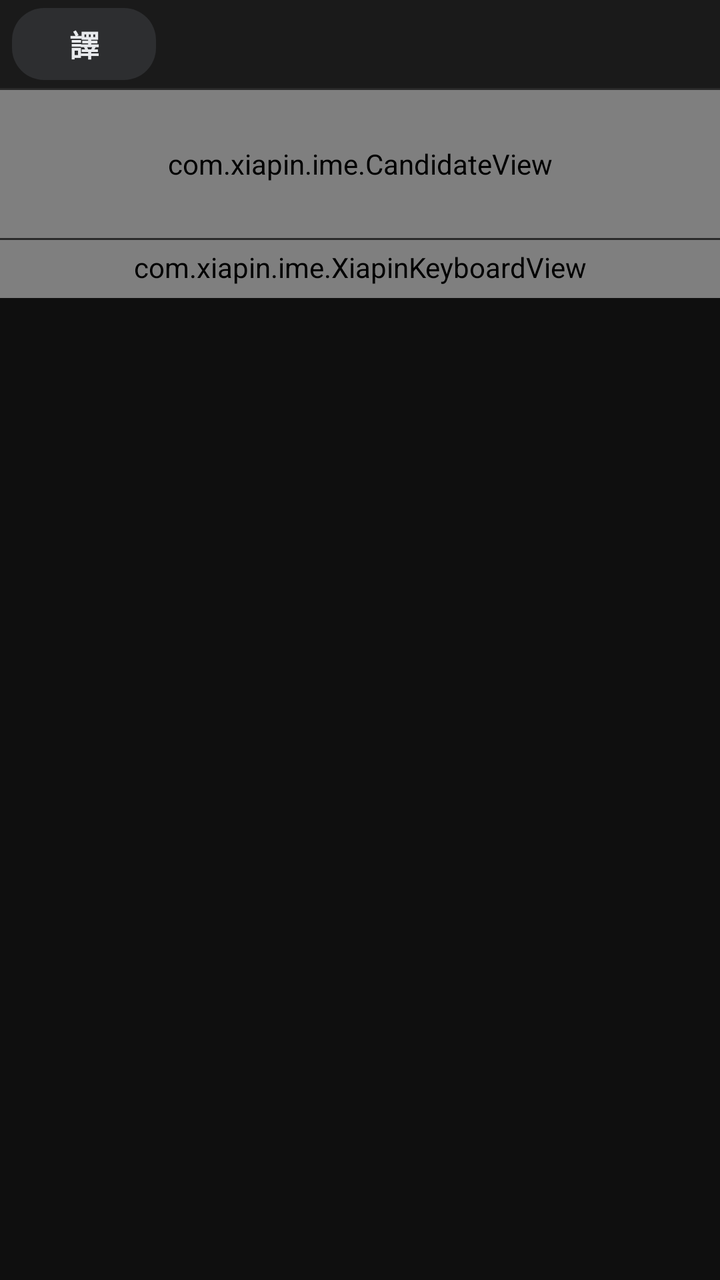
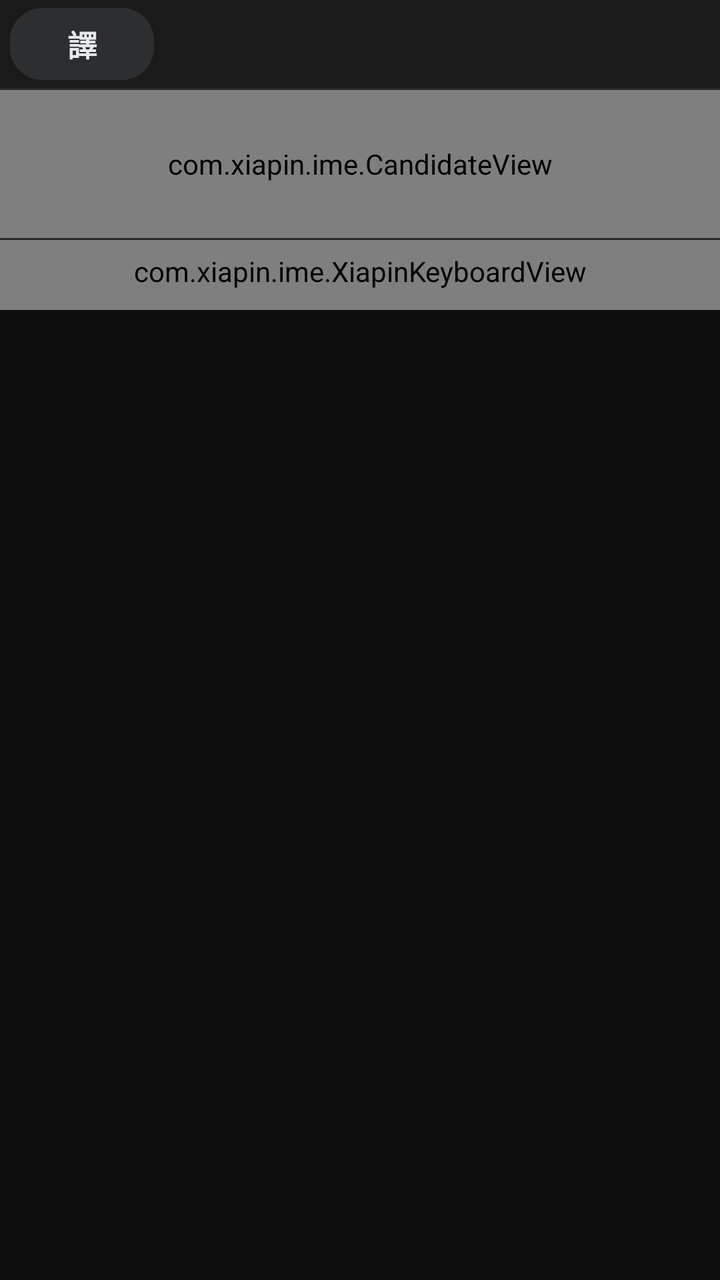

Screens rendered from an Android XML layout before and after an edit, with the pre-edit source and the edit as a unified diff.
<!-- AndroidManifest.xml: fallback theme Theme.MaterialComponents.DayNight.NoActionBar -->
<!-- res/layout/input_view.xml -->
<?xml version="1.0" encoding="utf-8"?>
<LinearLayout xmlns:android="http://schemas.android.com/apk/res/android"
    android:layout_width="match_parent"
    android:layout_height="wrap_content"
    android:orientation="vertical"
    android:background="#0f0f0f">

    
    <LinearLayout
        android:id="@+id/feature_bar"
        android:layout_width="match_parent"
        android:layout_height="44dp"
        android:orientation="horizontal"
        android:gravity="center_vertical"
        android:background="#1a1a1a"
        android:paddingStart="6dp"
        android:paddingEnd="6dp">

        <TextView
            android:id="@+id/btn_translate"
            android:layout_width="wrap_content"
            android:layout_height="36dp"
            android:minWidth="72dp"
            android:minHeight="40dp"
            android:gravity="center"
            android:paddingStart="16dp"
            android:paddingEnd="16dp"
            android:text="譯"
            android:textSize="15sp"
            android:textStyle="bold"
            android:textColor="#E8EAED"
            android:background="@drawable/feature_btn_bg"
            android:clickable="true"
            android:focusable="true" />

        <TextView
            android:id="@+id/btn_lang_pair"
            android:layout_width="wrap_content"
            android:layout_height="32dp"
            android:layout_marginStart="6dp"
            android:minWidth="52dp"
            android:gravity="center"
            android:paddingStart="10dp"
            android:paddingEnd="10dp"
            android:text="→英"
            android:textSize="13sp"
            android:textColor="#9AA0A6"
            android:background="@drawable/feature_btn_bg"
            android:clickable="true"
            android:focusable="true"
            android:visibility="gone" />

        <TextView
            android:id="@+id/txt_translate_hint"
            android:layout_width="0dp"
            android:layout_height="match_parent"
            android:layout_weight="1"
            android:layout_marginStart="8dp"
            android:gravity="center_vertical"
            android:singleLine="true"
            android:ellipsize="end"
            android:textSize="12sp"
            android:textColor="#9AA0A6"
            android:visibility="gone" />
<TextView
            android:id="@+id/btn_translate_settings"
            android:layout_width="wrap_content"
            android:layout_height="32dp"
            android:minWidth="40dp"
            android:gravity="center"
            android:paddingStart="8dp"
            android:paddingEnd="8dp"
            android:layout_marginEnd="4dp"
            android:text="設定"
            android:textSize="12sp"
            android:textColor="#9AA0A6"
            android:background="@drawable/feature_btn_bg"
            android:clickable="true"
            android:focusable="true"
            android:visibility="gone" />

        <TextView
            android:id="@+id/btn_clear_source"
            android:layout_width="wrap_content"
            android:layout_height="32dp"
            android:minWidth="40dp"
            android:gravity="center"
            android:paddingStart="8dp"
            android:paddingEnd="8dp"
            android:text="清空"
            android:textSize="12sp"
            android:textColor="#F28B82"
            android:background="@drawable/feature_btn_bg"
            android:clickable="true"
            android:focusable="true"
            android:visibility="gone" />
    </LinearLayout>

    
    <LinearLayout
        android:id="@+id/translate_panel"
        android:layout_width="match_parent"
        android:layout_height="wrap_content"
        android:orientation="vertical"
        android:background="#121820"
        android:visibility="gone">

        
        <LinearLayout
            android:id="@+id/translate_source_row"
            android:layout_width="match_parent"
            android:layout_height="wrap_content"
            android:minHeight="48dp"
            android:orientation="horizontal"
            android:gravity="center_vertical"
            android:paddingStart="8dp"
            android:paddingEnd="8dp"
            android:paddingTop="6dp"
            android:paddingBottom="6dp">

            <TextView
                android:layout_width="40dp"
                android:layout_height="wrap_content"
                android:text="原文"
                android:textSize="11sp"
                android:textColor="#A08040"
                android:textStyle="bold" />

            <EditText
                android:id="@+id/txt_translate_source"
                android:layout_width="0dp"
                android:layout_height="wrap_content"
                android:minHeight="40dp"
                android:layout_weight="1"
                android:background="@drawable/translate_edit_bg"
                android:paddingStart="12dp"
                android:paddingEnd="12dp"
                android:paddingTop="8dp"
                android:paddingBottom="8dp"
                android:gravity="center_vertical|start"
                android:textSize="16sp"
                android:textColor="#FFCC00"
                android:textColorHint="#806820"
                android:textStyle="bold"
                android:hint="在此輸入原文…"
                android:singleLine="false"
                android:maxLines="3"
                android:inputType="textMultiLine|textNoSuggestions"
                android:imeOptions="flagNoExtractUi|flagNoFullscreen|actionDone"
                android:importantForAutofill="no"
                android:focusable="true"
                android:focusableInTouchMode="true"
                android:cursorVisible="true"
                android:textCursorDrawable="@null" />

            <TextView
                android:id="@+id/btn_send_source"
                android:layout_width="wrap_content"
                android:layout_height="40dp"
                android:minWidth="64dp"
                android:layout_marginStart="8dp"
                android:gravity="center"
                android:paddingStart="12dp"
                android:paddingEnd="12dp"
                android:text="送原文"
                android:textSize="13sp"
                android:textStyle="bold"
                android:textColor="#202124"
                android:background="@drawable/feature_btn_primary"
                android:clickable="true"
                android:focusable="true" />
        </LinearLayout>

        <View
            android:layout_width="match_parent"
            android:layout_height="1dp"
            android:background="#2a3540" />

        
        <LinearLayout
            android:layout_width="match_parent"
            android:layout_height="44dp"
            android:orientation="horizontal"
            android:gravity="center_vertical"
            android:paddingStart="6dp"
            android:paddingEnd="4dp">

            <TextView
                android:layout_width="40dp"
                android:layout_height="wrap_content"
                android:layout_marginStart="4dp"
                android:text="譯文"
                android:textSize="11sp"
                android:textColor="#5B9BFF"
                android:textStyle="bold" />

            <HorizontalScrollView
                android:layout_width="0dp"
                android:layout_height="match_parent"
                android:layout_weight="1"
                android:scrollbars="none"
                android:fillViewport="false"
                android:overScrollMode="never">

                <LinearLayout
                    android:id="@+id/translate_result_row"
                    android:layout_width="wrap_content"
                    android:layout_height="match_parent"
                    android:orientation="horizontal"
                    android:gravity="center_vertical"
                    android:paddingEnd="8dp" />
            </HorizontalScrollView>
        </LinearLayout>
    </LinearLayout>

    <View
        android:layout_width="match_parent"
        android:layout_height="1dp"
        android:background="#2a2a2a" />

    <com.xiapin.ime.CandidateView
        android:id="@+id/candidates"
        android:layout_width="match_parent"
        android:layout_height="74dp" />

    <View
        android:layout_width="match_parent"
        android:layout_height="1dp"
        android:background="#2a2a2a" />

    <com.xiapin.ime.XiapinKeyboardView
        android:id="@+id/keyboard"
        android:layout_width="match_parent"
        android:layout_height="wrap_content"
        android:keyBackground="@drawable/key_bg_selector"
        android:keyTextColor="#f2f2f2"
        android:keyTextSize="18sp"
        android:background="#1c1c1c"
        android:paddingTop="4dp"
        android:paddingBottom="6dp"
        android:paddingStart="6dp"
        android:paddingEnd="6dp"
        android:shadowRadius="0"
        android:shadowColor="#00000000" />
</LinearLayout>
<!-- resources referenced by this layout -->
<resources>
  <!-- drawable feature_btn_bg (drawable) -->
  <?xml version="1.0" encoding="utf-8"?>
  <selector xmlns:android="http://schemas.android.com/apk/res/android">
      <item android:state_pressed="true">
          <shape android:shape="rectangle">
              <solid android:color="#3c4043" />
              <corners android:radius="16dp" />
          </shape>
      </item>
      <item>
          <shape android:shape="rectangle">
              <solid android:color="#2d2e30" />
              <corners android:radius="16dp" />
          </shape>
      </item>
  </selector>
  <!-- drawable feature_btn_primary (drawable) -->
  <?xml version="1.0" encoding="utf-8"?>
  <selector xmlns:android="http://schemas.android.com/apk/res/android">
      <item android:state_pressed="true">
          <shape android:shape="rectangle">
              <solid android:color="#8AB4F8" />
              <corners android:radius="16dp" />
          </shape>
      </item>
      <item>
          <shape android:shape="rectangle">
              <solid android:color="#AECBFA" />
              <corners android:radius="16dp" />
          </shape>
      </item>
  </selector>
  <!-- drawable key_bg_selector (drawable) -->
  <?xml version="1.0" encoding="utf-8"?>
  <selector xmlns:android="http://schemas.android.com/apk/res/android">
      <item android:drawable="@drawable/key_bg_pressed" android:state_pressed="true" />
      <item android:drawable="@drawable/key_bg" />
  </selector>
  <!-- drawable translate_edit_bg (drawable) -->
  <?xml version="1.0" encoding="utf-8"?>
  <shape xmlns:android="http://schemas.android.com/apk/res/android"
      android:shape="rectangle">
      <solid android:color="#1A2430" />
      <stroke
          android:width="1dp"
          android:color="#3D4F63" />
      <corners android:radius="10dp" />
  </shape>
  <!-- drawable key_bg_pressed (drawable) -->
  <?xml version="1.0" encoding="utf-8"?>
  <shape xmlns:android="http://schemas.android.com/apk/res/android"
      android:shape="rectangle">
      <solid android:color="#5a5a5e" />
      <corners android:radius="8dp" />
  </shape>
  <!-- drawable key_bg (drawable) -->
  <?xml version="1.0" encoding="utf-8"?>
  <shape xmlns:android="http://schemas.android.com/apk/res/android"
      android:shape="rectangle">
      <solid android:color="#3c3c3e" />
      <corners android:radius="8dp" />
  </shape>
</resources>

<!-- the commit's change to res/layout/input_view.xml (unified diff, before → after) -->
@@ -13,8 +13,8 @@
         android:orientation="horizontal"
         android:gravity="center_vertical"
         android:background="#1a1a1a"
-        android:paddingStart="6dp"
-        android:paddingEnd="6dp">
+        android:paddingStart="5dp"
+        android:paddingEnd="5dp">
 
         <TextView
             android:id="@+id/btn_translate"
@@ -116,7 +116,7 @@
             android:paddingStart="8dp"
             android:paddingEnd="8dp"
             android:paddingTop="6dp"
-            android:paddingBottom="6dp">
+            android:paddingBottom="10dp">
 
             <TextView
                 android:layout_width="40dp"
@@ -182,7 +182,7 @@
             android:layout_height="44dp"
             android:orientation="horizontal"
             android:gravity="center_vertical"
-            android:paddingStart="6dp"
+            android:paddingStart="5dp"
             android:paddingEnd="4dp">
 
             <TextView
@@ -234,12 +234,12 @@
         android:layout_height="wrap_content"
         android:keyBackground="@drawable/key_bg_selector"
         android:keyTextColor="#f2f2f2"
-        android:keyTextSize="18sp"
+        android:keyTextSize="19sp"
         android:background="#1c1c1c"
-        android:paddingTop="4dp"
-        android:paddingBottom="6dp"
-        android:paddingStart="6dp"
-        android:paddingEnd="6dp"
+        android:paddingTop="6dp"
+        android:paddingBottom="10dp"
+        android:paddingStart="5dp"
+        android:paddingEnd="5dp"
         android:shadowRadius="0"
         android:shadowColor="#00000000" />
 </LinearLayout>
